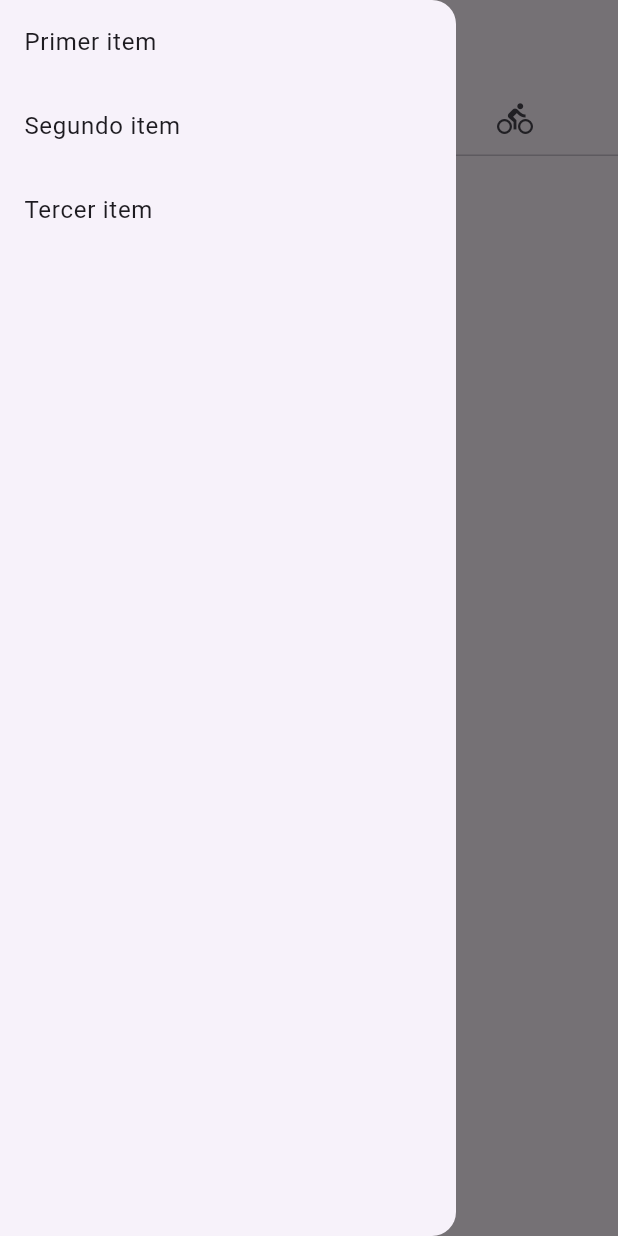
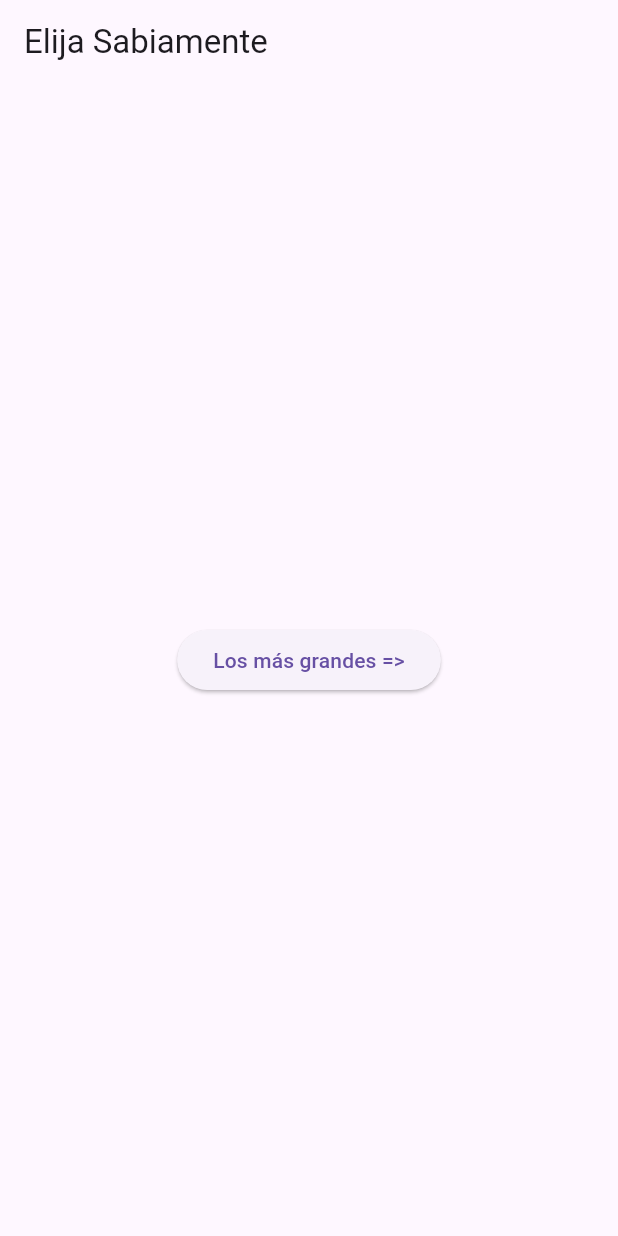
Before and after one commit to Progra-Movil-917/LABORATORIO1_GRUPO5, a Flutter app: the screen it shows after launch, in the side drawer, after a tap on "Primer item", on a phone screen of 412 x 824 dp. Run offline on Flutter 3.47's test engine with Material 3 defaults, Android fonts, the phone set to English and light mode, and no system bars.

Commit message:
Merging Codigo
Widgets agregados a "Primer Item"

```diff
--- a/lib/main.dart
+++ b/lib/main.dart
@@ -2,7 +2,7 @@ import 'package:flutter/material.dart';
 
 void main() {
   runApp(
-    const MaterialApp(
+    MaterialApp(
       title: 'Returning Data',
       home: HomeScreen(),
     ),
@@ -10,11 +10,10 @@ void main() {
 }
 
 class HomeScreen extends StatelessWidget {
-  const HomeScreen({super.key});
+  const HomeScreen({Key? key});
 
   @override
   Widget build(BuildContext context) {
-
     return MaterialApp(
       home: DefaultTabController(
         length: 3,
@@ -34,18 +33,25 @@ class HomeScreen extends StatelessWidget {
               children: [
                 ListTile(
                   title: const Text('Primer item'),
-                  onTap: () {},
+                  onTap: () {
+                    Navigator.pop(context);
+                    Navigator.push(
+                      context,
+                      MaterialPageRoute(builder: (context) => SelectionButton()),
+                    );
+                  },
                 ),
                 ListTile(
                   title: const Text('Segundo item'),
-                  onTap: () { },
+                  onTap: () {},
                 ),
                 ListTile(
                   title: const Text('Tercer item'),
                   onTap: () {},
                 )
               ],
-        ), ),
+            ),
+          ),
           body: const TabBarView(
             children: [
               Icon(Icons.directions_car),
@@ -58,3 +64,83 @@ class HomeScreen extends StatelessWidget {
     );
   }
 }
+
+class SelectionButton extends StatelessWidget {
+  const SelectionButton({Key? key});
+
+  @override
+  Widget build(BuildContext context) {
+    return Scaffold(
+      appBar: AppBar(
+        title: const Text('Elija Sabiamente'),
+      ),
+      body: Center(
+        child: Column(
+          mainAxisAlignment: MainAxisAlignment.center,
+          children: <Widget>[
+            Padding(
+              padding: const EdgeInsets.all(8),
+              child: ElevatedButton(
+                onPressed: () {
+                  _navigateAndDisplaySelection(context);
+                },
+                child: const Text('Los más grandes =>'),
+              ),
+            ),
+          ],
+        ),
+      ),
+    );
+  }
+
+  Future<void> _navigateAndDisplaySelection(BuildContext context) async {
+    final result = await Navigator.push(
+      context,
+      MaterialPageRoute(builder: (context) => SelectionScreen()),
+    );
+
+    if (result != null) {
+      ScaffoldMessenger.of(context)
+        ..removeCurrentSnackBar()
+        ..showSnackBar(SnackBar(content: Text('$result')));
+    }
+  }
+}
+
+class SelectionScreen extends StatelessWidget {
+  const SelectionScreen({Key? key});
+
+  @override
+  Widget build(BuildContext context) {
+    return Scaffold(
+      appBar: AppBar(
+        title: const Text('Elija Sabiamente'),
+      ),
+      body: Center(
+        child: Column(
+          mainAxisAlignment: MainAxisAlignment.center,
+          children: <Widget>[
+            Padding(
+              padding: const EdgeInsets.all(8),
+              child: ElevatedButton(
+                onPressed: () {
+                  Navigator.pop(context, 'Hala Madrid!');
+                },
+                child: const Text('Hala Madrid!'),
+              ),
+            ),
+            Padding(
+              padding: const EdgeInsets.all(8),
+              child: ElevatedButton(
+                onPressed: () {
+                  Navigator.pop(context, 'Aguante el albo!');
+                },
+                child: const Text('Aguante el albo!'),
+              ),
+            )
+          ],
+        ),
+      ),
+    );
+  }
+}
```
Lines whose indentation alone changed are shown as unchanged.
